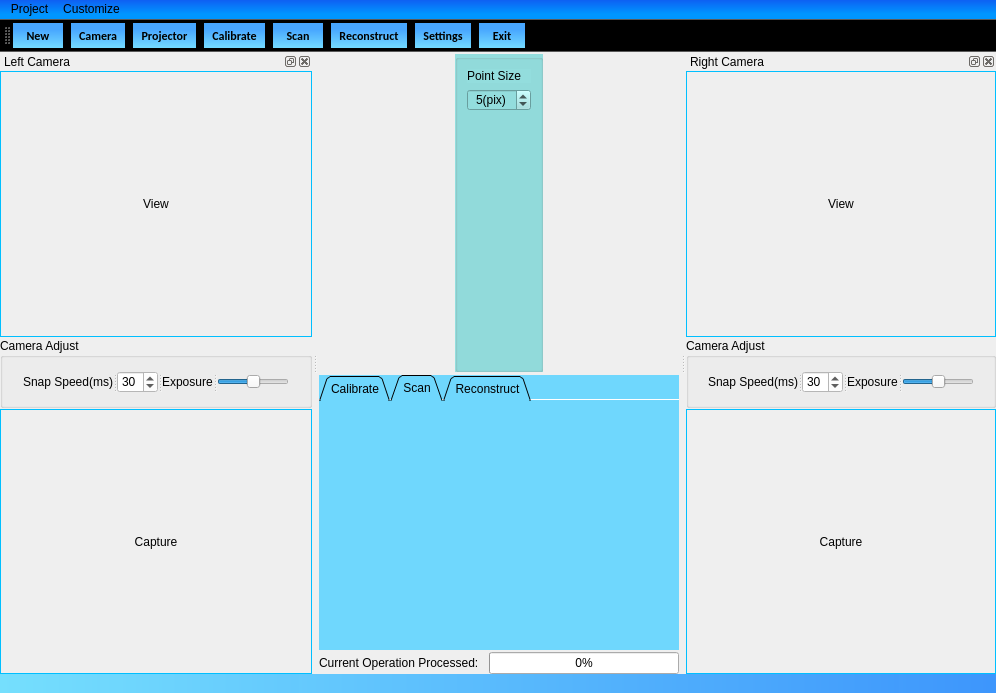
Old version of the form Duke/mainwindow.ui in the repository DrawZeroPoint/Structure-Light-Reconstructor.
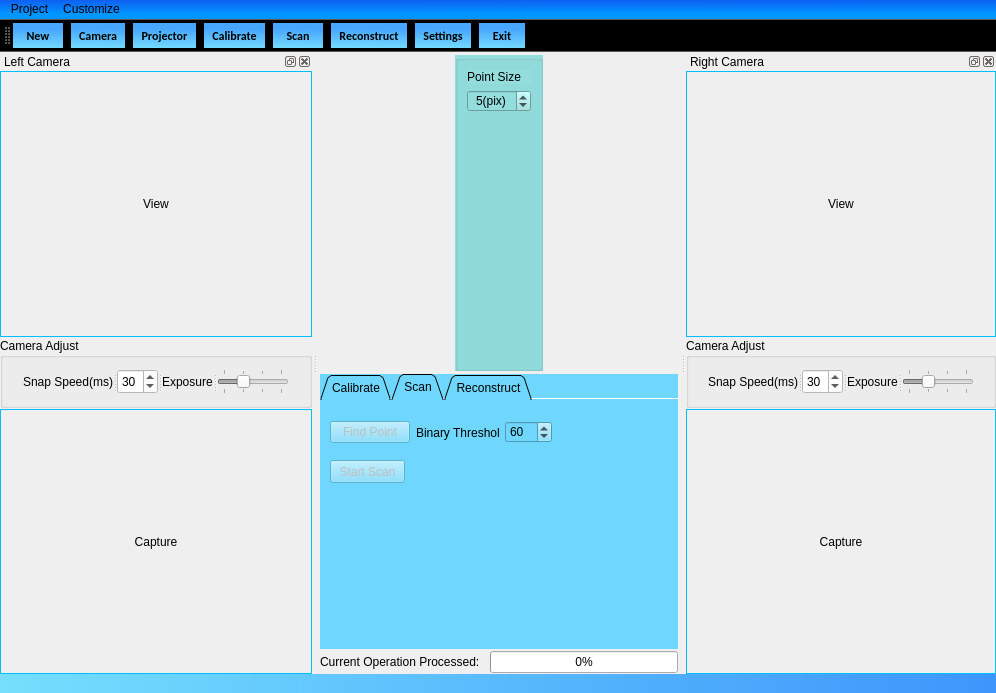
New version of the form. The open tabs and pages were chosen to show the change. Icons and pictures are not drawn.

The edit to the form file:
```diff
--- a/Duke/mainwindow.ui
+++ b/Duke/mainwindow.ui
@@ -35,19 +35,19 @@
    </property>
    <layout class="QGridLayout" name="gridLayout">
     <property name="leftMargin">
-     <number>0</number>
+     <number>1</number>
     </property>
     <property name="topMargin">
-     <number>0</number>
+     <number>1</number>
     </property>
     <property name="rightMargin">
-     <number>0</number>
+     <number>1</number>
     </property>
     <property name="bottomMargin">
-     <number>0</number>
+     <number>1</number>
     </property>
     <property name="spacing">
-     <number>0</number>
+     <number>1</number>
     </property>
     <item row="0" column="0">
      <widget class="QWidget" name="centralWidget" native="true">
@@ -438,6 +438,67 @@
           <attribute name="title">
            <string>Scan</string>
           </attribute>
+          <widget class="QPushButton" name="startScanButton">
+           <property name="enabled">
+            <bool>false</bool>
+           </property>
+           <property name="geometry">
+            <rect>
+             <x>10</x>
+             <y>60</y>
+             <width>75</width>
+             <height>23</height>
+            </rect>
+           </property>
+           <property name="text">
+            <string>Start Scan</string>
+           </property>
+          </widget>
+          <widget class="QWidget" name="">
+           <property name="geometry">
+            <rect>
+             <x>10</x>
+             <y>20</y>
+             <width>222</width>
+             <height>25</height>
+            </rect>
+           </property>
+           <layout class="QHBoxLayout" name="horizontalLayout_3">
+            <item>
+             <widget class="QPushButton" name="findPointButton">
+              <property name="enabled">
+               <bool>false</bool>
+              </property>
+              <property name="text">
+               <string>Find Point</string>
+              </property>
+             </widget>
+            </item>
+            <item>
+             <widget class="QLabel" name="label_3">
+              <property name="text">
+               <string>Binary Threshold</string>
+              </property>
+             </widget>
+            </item>
+            <item>
+             <widget class="QSpinBox" name="thresholdBox">
+              <property name="sizePolicy">
+               <sizepolicy hsizetype="Minimum" vsizetype="Fixed">
+                <horstretch>0</horstretch>
+                <verstretch>0</verstretch>
+               </sizepolicy>
+              </property>
+              <property name="maximum">
+               <number>255</number>
+              </property>
+              <property name="value">
+               <number>60</number>
+              </property>
+             </widget>
+            </item>
+           </layout>
+          </widget>
          </widget>
          <widget class="QWidget" name="tab_3">
           <attribute name="title">
@@ -1257,22 +1318,31 @@
             <cstring>horizontalSlider</cstring>
            </property>
           </widget>
-          <widget class="QSlider" name="horizontalSlider">
+          <widget class="QSlider" name="leftExSlider">
+           <property name="enabled">
+            <bool>false</bool>
+           </property>
            <property name="minimum">
-            <number>1</number>
+            <number>0</number>
            </property>
            <property name="maximum">
-            <number>5</number>
+            <number>3</number>
            </property>
            <property name="pageStep">
             <number>1</number>
            </property>
            <property name="value">
-            <number>3</number>
+            <number>1</number>
            </property>
            <property name="orientation">
             <enum>Qt::Horizontal</enum>
            </property>
+           <property name="tickPosition">
+            <enum>QSlider::TicksBothSides</enum>
+           </property>
+           <property name="tickInterval">
+            <number>0</number>
+           </property>
           </widget>
          </widget>
         </item>
@@ -1564,22 +1634,28 @@
             <cstring>horizontalSlider_2</cstring>
            </property>
           </widget>
-          <widget class="QSlider" name="horizontalSlider_2">
+          <widget class="QSlider" name="rightExSlider">
+           <property name="enabled">
+            <bool>false</bool>
+           </property>
            <property name="minimum">
-            <number>1</number>
+            <number>0</number>
            </property>
            <property name="maximum">
-            <number>5</number>
+            <number>3</number>
            </property>
            <property name="pageStep">
             <number>1</number>
            </property>
            <property name="value">
-            <number>3</number>
+            <number>1</number>
            </property>
            <property name="orientation">
             <enum>Qt::Horizontal</enum>
            </property>
+           <property name="tickPosition">
+            <enum>QSlider::TicksBothSides</enum>
+           </property>
           </widget>
          </widget>
         </item>
```
Left out of the diff: 66 changed lines with no effect on the pictures.
